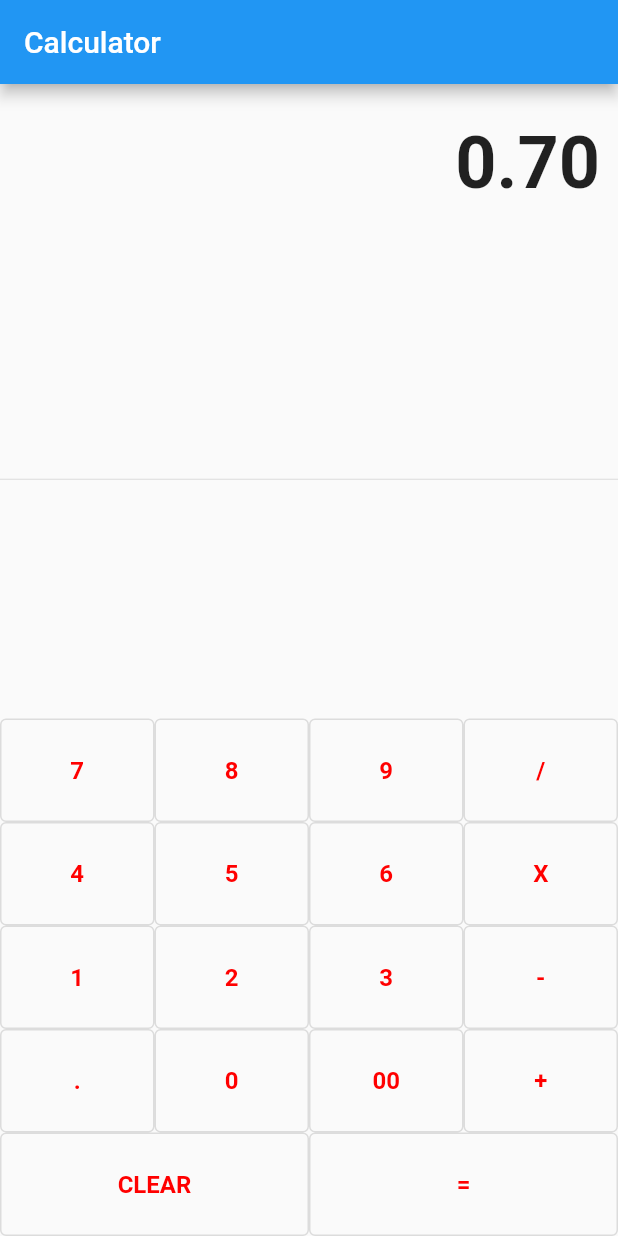
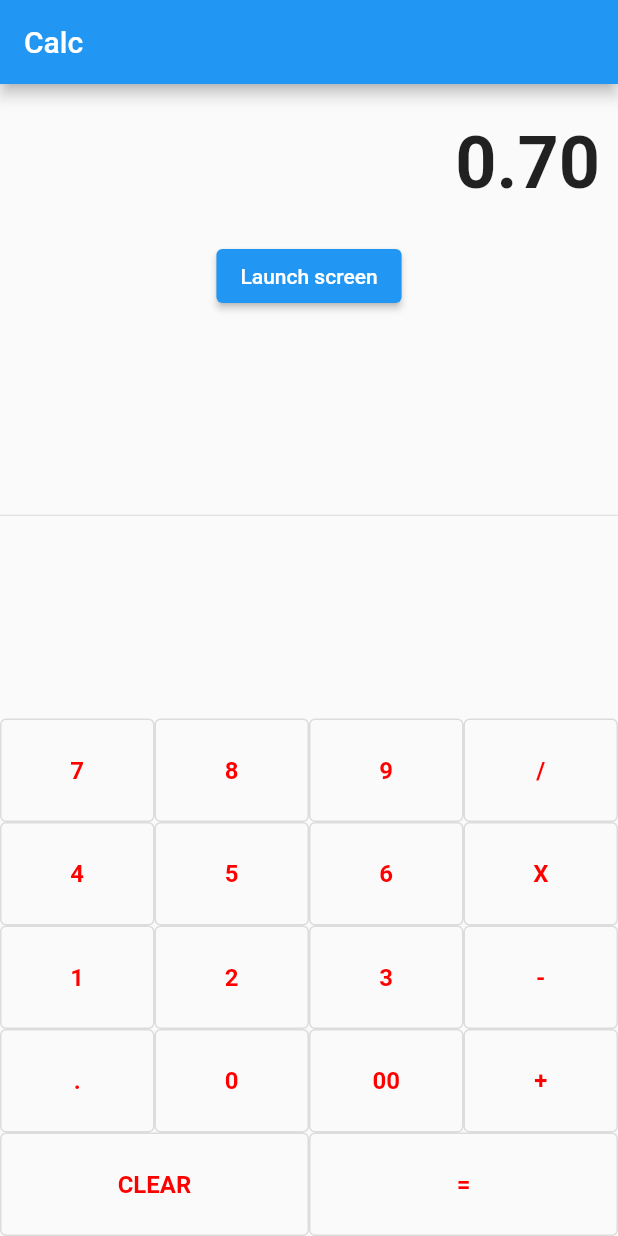
Before and after one commit to UK2bi/calculator, a Flutter app: the screen it shows after launch, after a tap on an icon or button, on a phone screen of 412 x 824 dp. Run offline on Flutter 3.47's test engine with Material 2 defaults, Android fonts, the phone set to English and light mode, and no system bars.

Commit message:
Initial commit 3

```diff
--- a/lib/main.dart
+++ b/lib/main.dart
@@ -1,23 +1,14 @@
+
+import 'package:calculator/screens/converter-screen.dart';
 import 'package:flutter/material.dart';
 
 import 'screens/home-screen.dart';
 
 void main() {
-  runApp(const MyApp());
+  runApp(MaterialApp(
+    routes: {
+      '/': (context) => HomeScreen(),
+      '/converter': (context) => ConverterScreen(),
+    },
+  ));
 }
-
-class MyApp extends StatelessWidget {
-  const MyApp({super.key});
-
-  // This widget is the root of your application.
-  @override
-  Widget build(BuildContext context) {
-    return MaterialApp(
-      title: 'Flutter Demo',
-      theme: ThemeData(
-        primarySwatch: Colors.blue,
-      ),
-      home: const HomeScreen(title: 'Calculator'),
-    );
-  }
-}
--- a/lib/screens/home-screen.dart
+++ b/lib/screens/home-screen.dart
@@ -2,14 +2,10 @@ import 'package:flutter/material.dart';
 
 import '../controller/logic.dart';
 
+class HomeScreen extends StatefulWidget {
+  const HomeScreen({super.key});
 
 
-
-
-class HomeScreen extends StatefulWidget {
-  const HomeScreen({super.key, required this.title});
-
-  final String title;
 
   @override
   State<HomeScreen> createState() => _HomeScreenState();
@@ -47,16 +43,25 @@ class _HomeScreenState extends State<HomeScreen> {
   Widget build(BuildContext context) {
     return Scaffold(
         appBar: AppBar(
-          title: Text(widget.title),
+          title: Text("Calc"),
+
         ),
+
         body: Column(
           children: <Widget>[
+
             Container(
                 alignment: Alignment.centerRight,
                 padding: const EdgeInsets.symmetric(vertical: 24, horizontal: 12),
                 child: Text(calcLogic.postOutput,
                     style: const TextStyle(
                         fontSize: 48.0, fontWeight: FontWeight.bold))),
+            ElevatedButton(
+                onPressed: () {
+                  Navigator.pushNamed(context, '/converter');
+            },
+              child: const Text('Launch screen'),
+            ),
             const Expanded(
               child: Divider(),
             ),
```
Also changed, not shown: lib/screens/converter-screen.dart (added, +60 -0 lines).
